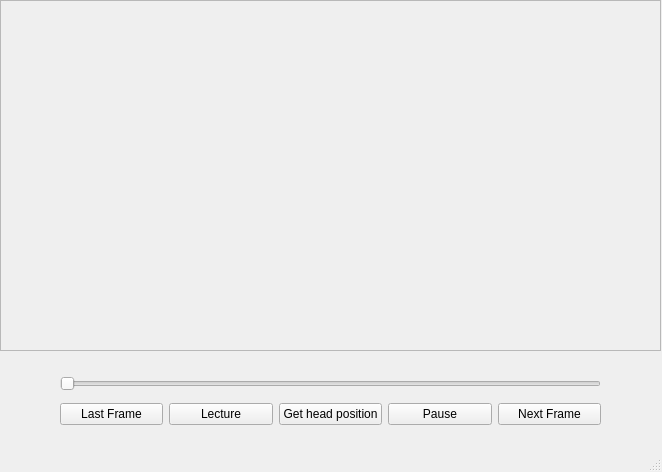
Above: code/ui/main.ui from senecolas/IRC3D-head-compare before the change. Below: the same form after it.
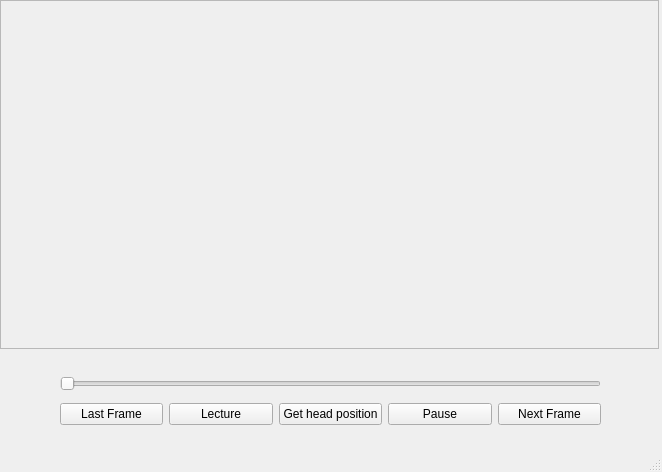
That is the form after the change.

Commit message: Play vidéo

Patch:
```diff
--- a/code/ui/main.ui
+++ b/code/ui/main.ui
@@ -31,8 +31,8 @@
      <rect>
       <x>0</x>
       <y>0</y>
-      <width>661</width>
-      <height>351</height>
+      <width>659</width>
+      <height>349</height>
      </rect>
     </property>
     <property name="frameShape">
@@ -41,6 +41,19 @@
     <property name="frameShadow">
      <enum>QFrame::Raised</enum>
     </property>
+    <widget class="QLabel" name="VideoWidget">
+     <property name="geometry">
+      <rect>
+       <x>0</x>
+       <y>0</y>
+       <width>661</width>
+       <height>351</height>
+      </rect>
+     </property>
+     <property name="text">
+      <string/>
+     </property>
+    </widget>
    </widget>
    <widget class="QWidget" name="layoutWidget">
     <property name="geometry">
```
The commit also changes 2 other files.
